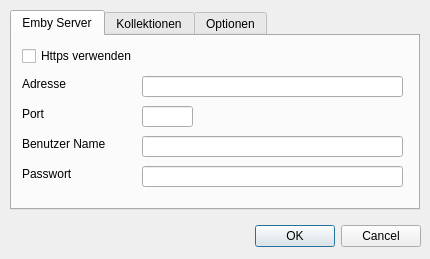
First picture: the form in preferencesdialog.ui, repository SideFx/EmbyExplorerQt, before the edit.
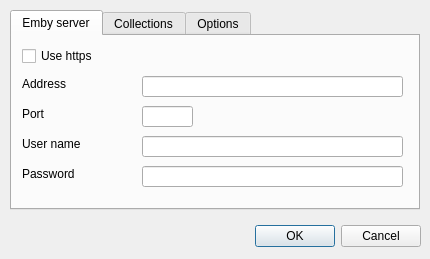
Second picture: the form after the edit. Icons and pictures are not drawn.

```diff
--- a/preferencesdialog.ui
+++ b/preferencesdialog.ui
@@ -56,7 +56,7 @@
    </property>
    <widget class="QWidget" name="tab1">
     <attribute name="title">
-     <string>Emby Server</string>
+     <string>Emby server</string>
     </attribute>
     <widget class="QCheckBox" name="chk_https">
      <property name="geometry">
@@ -68,7 +68,7 @@
       </rect>
      </property>
      <property name="text">
-      <string>Https verwenden</string>
+      <string>Use https</string>
      </property>
     </widget>
     <widget class="QLabel" name="lbl_address">
@@ -81,7 +81,7 @@
       </rect>
      </property>
      <property name="text">
-      <string>Adresse</string>
+      <string>&lt;html&gt;&lt;head/&gt;&lt;body&gt;&lt;p&gt;Address&lt;/p&gt;&lt;/body&gt;&lt;/html&gt;</string>
      </property>
     </widget>
     <widget class="QLineEdit" name="edt_address">
@@ -127,7 +127,7 @@
       </rect>
      </property>
      <property name="text">
-      <string>Benutzer Name</string>
+      <string>&lt;html&gt;&lt;head/&gt;&lt;body&gt;&lt;p&gt;User name&lt;/p&gt;&lt;/body&gt;&lt;/html&gt;</string>
      </property>
     </widget>
     <widget class="QLineEdit" name="edt_username">
@@ -150,7 +150,7 @@
       </rect>
      </property>
      <property name="text">
-      <string>Passwort</string>
+      <string>&lt;html&gt;&lt;head/&gt;&lt;body&gt;&lt;p&gt;Password&lt;/p&gt;&lt;/body&gt;&lt;/html&gt;</string>
      </property>
     </widget>
     <widget class="QLineEdit" name="edt_password">
@@ -169,7 +169,7 @@
    </widget>
    <widget class="QWidget" name="tab2">
     <attribute name="title">
-     <string>Kollektionen</string>
+     <string>Collections</string>
     </attribute>
     <widget class="QGroupBox" name="groupBox">
      <property name="geometry">
@@ -315,7 +315,7 @@
    </widget>
    <widget class="QWidget" name="tab3">
     <attribute name="title">
-     <string>Optionen</string>
+     <string>Options</string>
     </attribute>
     <widget class="QLabel" name="lbl_fontname">
      <property name="geometry">
```
Left out of the diff: 17 changed lines with no effect on the pictures.
